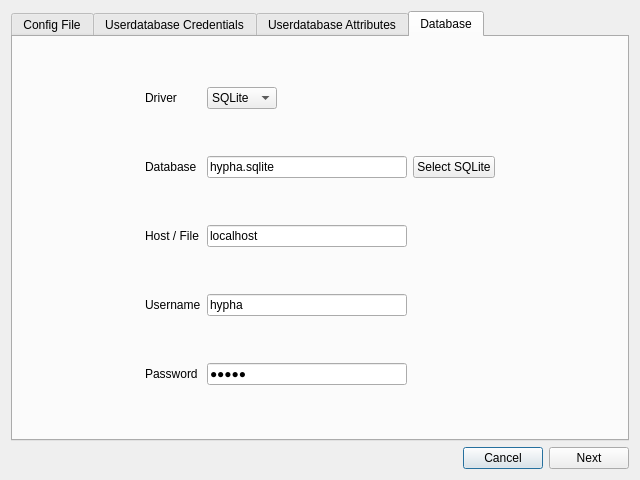
Before: the Qt Designer form source/hyphamanager/source/wizzards/newconfigwizzard.ui in hyphaproject/hyphamanager, drawn with Qt 5.
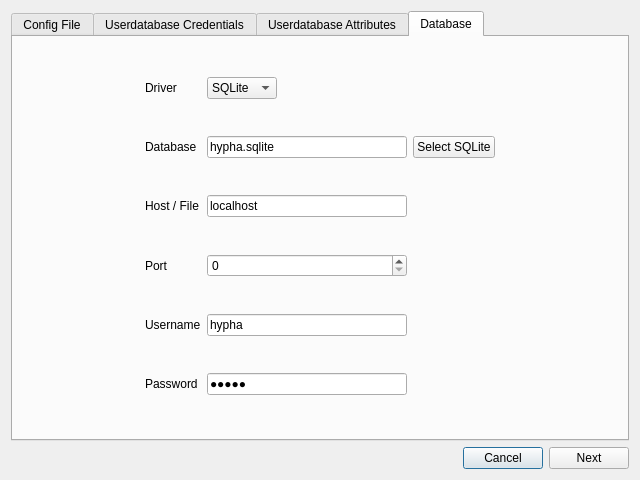
After: the same form once the commit is applied. The open tabs and pages were chosen to show the change.

Commit message: added port to database config

```diff
--- a/source/hyphamanager/source/wizzards/newconfigwizzard.ui
+++ b/source/hyphamanager/source/wizzards/newconfigwizzard.ui
@@ -346,7 +346,7 @@
          </property>
         </widget>
        </item>
-       <item row="3" column="2" colspan="2">
+       <item row="4" column="2" colspan="2">
         <widget class="QLineEdit" name="dUsernameEdit">
          <property name="text">
           <string>hypha</string>
@@ -366,7 +366,7 @@
          </property>
         </spacer>
        </item>
-       <item row="4" column="1">
+       <item row="5" column="1">
         <widget class="QLabel" name="label_16">
          <property name="text">
           <string>Password</string>
@@ -380,7 +380,7 @@
          </property>
         </widget>
        </item>
-       <item row="4" column="2" colspan="2">
+       <item row="5" column="2" colspan="2">
         <widget class="QLineEdit" name="dPasswordEdit">
          <property name="text">
           <string>hypha</string>
@@ -390,7 +390,7 @@
          </property>
         </widget>
        </item>
-       <item row="3" column="1">
+       <item row="4" column="1">
         <widget class="QLabel" name="label_15">
          <property name="text">
           <string>Username</string>
@@ -451,6 +451,20 @@
          </property>
         </spacer>
        </item>
+       <item row="3" column="1">
+        <widget class="QLabel" name="label_18">
+         <property name="text">
+          <string>Port</string>
+         </property>
+        </widget>
+       </item>
+       <item row="3" column="2" colspan="2">
+        <widget class="QSpinBox" name="dPortSpinBox">
+         <property name="maximum">
+          <number>65536</number>
+         </property>
+        </widget>
+       </item>
       </layout>
      </widget>
     </widget>
```
Left out of the diff: 24 changed lines with no effect on the pictures. The commit also changes 7 other files.
